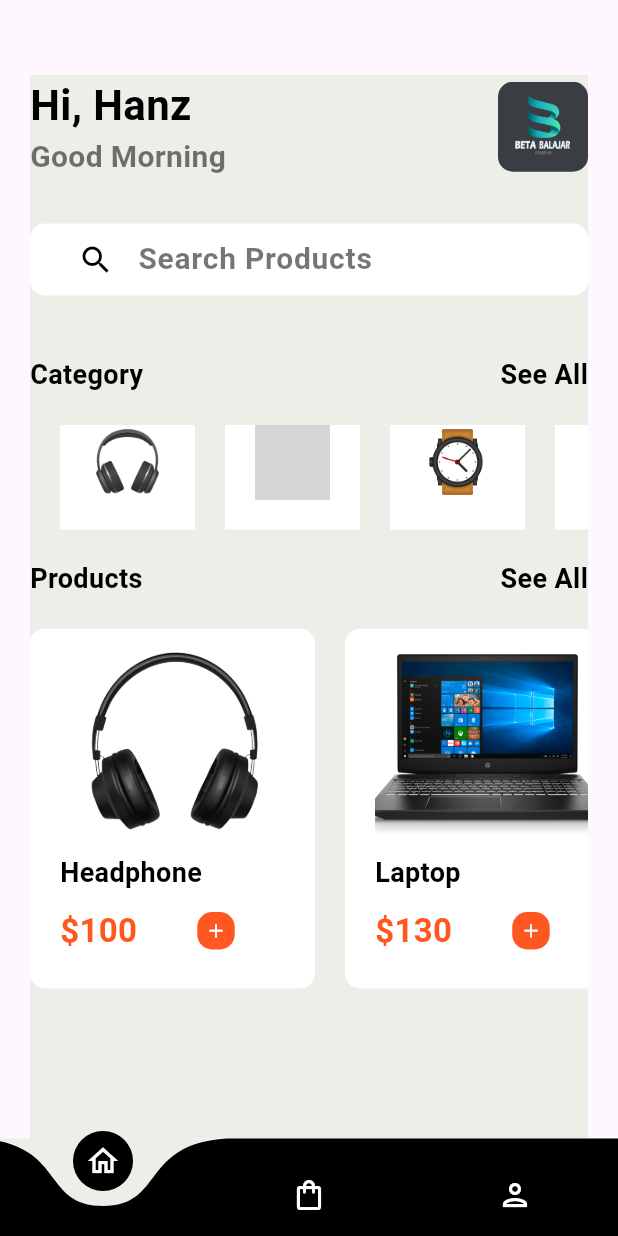
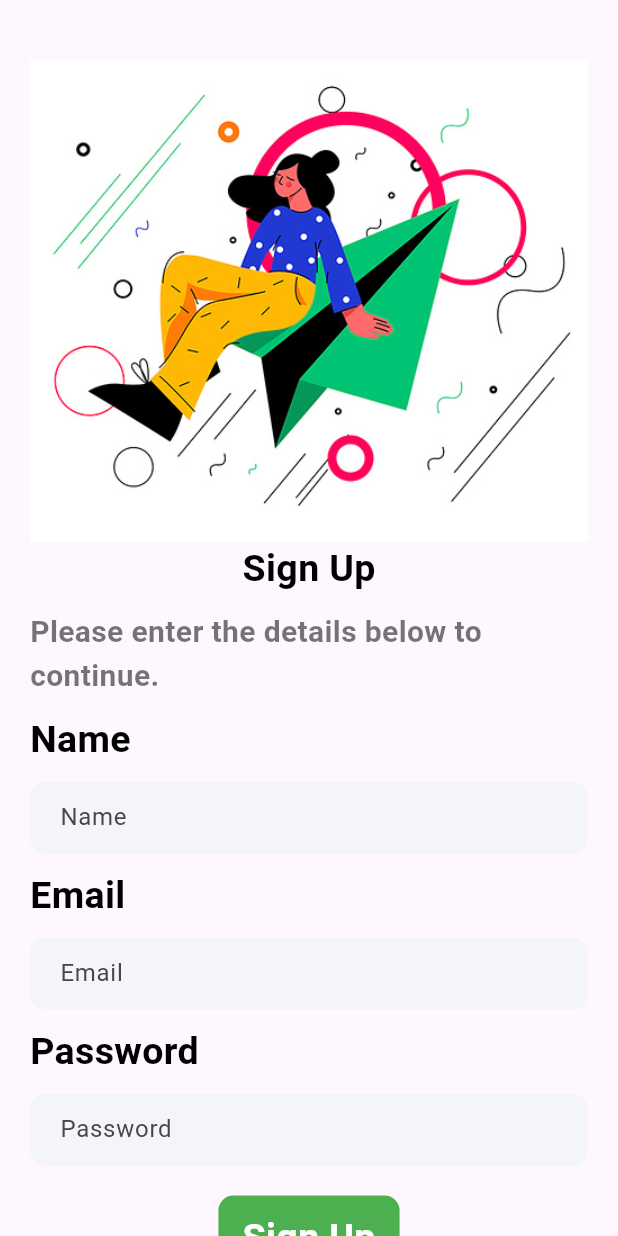
Before and after one commit to HasanHadimu/E-Commerce-Flutter-UI, a Flutter app: the screen it shows after launch, on a phone screen of 412 x 824 dp. Run offline on Flutter 3.47's test engine with Material 3 defaults, Android fonts, the phone set to English and light mode, and no system bars; drawn by our look-alikes of curved_navigation_bar; grey boxes are pictures that could not be loaded.

Commit message:
Pesan commit yang deskriptif

```diff
--- a/lib/main.dart
+++ b/lib/main.dart
@@ -1,6 +1,7 @@
 import 'package:ecommerceflutterfirebase/pages/buttomnav.dart';
-import 'package:ecommerceflutterfirebase/pages/home.dart';
-import 'package:ecommerceflutterfirebase/pages/onboarding.dart';
+import 'package:ecommerceflutterfirebase/pages/login.dart';
+import 'package:ecommerceflutterfirebase/pages/product_detail.dart';
+import 'package:ecommerceflutterfirebase/pages/signup.dart';
 import 'package:flutter/material.dart';
 
 void main() {
@@ -19,6 +20,6 @@ class MyApp extends StatelessWidget {
           colorScheme: ColorScheme.fromSeed(seedColor: Colors.deepPurple),
           useMaterial3: true,
         ),
-        home: ButtomNav());
+        home: Signup());
   }
 }
--- a/lib/pages/home.dart
+++ b/lib/pages/home.dart
@@ -58,7 +58,7 @@ class _HomeState extends State<Home> {
               ],
             ),
             SizedBox(
-              height: 30,
+              height: 20,
             ),
             Container(
               padding: EdgeInsets.only(left: 20),
@@ -77,7 +77,7 @@ class _HomeState extends State<Home> {
                 ),
               ),
             ),
-            SizedBox(height: 40.0),
+            SizedBox(height: 20.0),
             Row(
               mainAxisAlignment: MainAxisAlignment.spaceBetween,
               children: [
@@ -113,7 +113,7 @@ class _HomeState extends State<Home> {
             SizedBox(
               height: 20.0,
             ),
-            Container(
+            SizedBox(
               height: 240,
               child: ListView(
                 shrinkWrap: true,
--- /dev/null
+++ b/lib/pages/signup.dart
@@ -0,0 +1,169 @@
+import 'package:ecommerceflutterfirebase/widget/suport_widget.dart';
+import 'package:flutter/material.dart';
+import 'login.dart'; // Import halaman login
+
+class Signup extends StatefulWidget {
+  const Signup({super.key});
+
+  @override
+  State<Signup> createState() => _SignupState();
+}
+
+class _SignupState extends State<Signup> {
+  @override
+  Widget build(BuildContext context) {
+    return Scaffold(
+      body: Container(
+        margin: EdgeInsets.only(top: 40.0, left: 20.0, right: 20.0),
+        child: Column(
+          children: [
+            Image.asset(
+              "images/login.png",
+            ),
+            Text(
+              "Sign Up",
+              style: AppWidget.boldTextFieldStyle(),
+            ),
+            SizedBox(
+              height: 10,
+            ),
+            Text(
+              "Please enter the details below to continue.",
+              style: AppWidget.lightTextFieldStyle(),
+            ),
+            SizedBox(
+              height: 10,
+            ),
+            Row(
+              mainAxisAlignment: MainAxisAlignment.start,
+              children: [
+                Text(
+                  "Name",
+                  style: AppWidget.boldTextFieldStyle(),
+                ),
+              ],
+            ),
+            SizedBox(
+              height: 10,
+            ),
+            Container(
+              padding: EdgeInsets.only(left: 20),
+              decoration: BoxDecoration(
+                  color: Color(0xFFF4F5F9),
+                  borderRadius: BorderRadius.circular(10)),
+              child: TextField(
+                decoration:
+                    InputDecoration(border: InputBorder.none, hintText: "Name"),
+              ),
+            ),
+            SizedBox(
+              height: 10,
+            ),
+            Row(
+              mainAxisAlignment: MainAxisAlignment.start,
+              children: [
+                Text(
+                  "Email",
+                  style: AppWidget.boldTextFieldStyle(),
+                ),
+              ],
+            ),
+            SizedBox(
+              height: 10,
+            ),
+            Container(
+              padding: EdgeInsets.only(left: 20),
+              decoration: BoxDecoration(
+                  color: Color(0xFFF4F5F9),
+                  borderRadius: BorderRadius.circular(10)),
+              child: TextField(
+                decoration: InputDecoration(
+                    border: InputBorder.none, hintText: "Email"),
+              ),
+            ),
+            SizedBox(
+              height: 10,
+            ),
+            Row(
+              mainAxisAlignment: MainAxisAlignment.start,
+              children: [
+                Text(
+                  "Password",
+                  style: AppWidget.boldTextFieldStyle(),
+                ),
+              ],
+            ),
+            SizedBox(
+              height: 10,
+            ),
+            Container(
+              padding: EdgeInsets.only(left: 20),
+              decoration: BoxDecoration(
+                  color: Color(0xFFF4F5F9),
+                  borderRadius: BorderRadius.circular(10)),
+              child: TextField(
+                decoration: InputDecoration(
+                    border: InputBorder.none, hintText: "Password"),
+              ),
+            ),
+            SizedBox(
+              height: 20,
+            ),
+            Center(
+              child: Container(
+                padding: EdgeInsets.symmetric(
+                    horizontal: 16,
+                    vertical: 10), // Padding diatur agar sesuai dengan teks
+                decoration: BoxDecoration(
+                  color: Colors.green,
+                  borderRadius: BorderRadius.circular(10),
+                ),
+                child: Text(
+                  "Sign Up",
+                  style: TextStyle(
+                    color: Colors.white,
+                    fontSize: 25,
+                    fontWeight: FontWeight.bold,
+                  ),
+                ),
+              ),
+            ),
+            SizedBox(
+              height: 20,
+            ),
+            Row(
+              mainAxisAlignment: MainAxisAlignment.center,
+              children: [
+                Text(
+                  "Allready have an account?",
+                  style: TextStyle(
+                      color: Colors.black45,
+                      fontWeight: FontWeight.w500,
+                      fontSize: 20),
+                ),
+                GestureDetector(
+                  onTap: () {
+                    Navigator.push(
+                      context,
+                      MaterialPageRoute(
+                        builder: (context) =>
+                            const Login(), // Navigasi ke Login
+                      ),
+                    );
+                  },
+                  child: Text(
+                    " Sign In",
+                    style: TextStyle(
+                        color: Colors.green,
+                        fontWeight: FontWeight.w500,
+                        fontSize: 20),
+                  ),
+                ),
+              ],
+            ),
+          ],
+        ),
+      ),
+    );
+  }
+}
--- a/lib/widget/suport_widget.dart
+++ b/lib/widget/suport_widget.dart
@@ -3,7 +3,7 @@ import 'package:flutter/material.dart';
 class AppWidget {
   static TextStyle boldTextFieldStyle() {
     return TextStyle(
-        color: Colors.black, fontSize: 28, fontWeight: FontWeight.bold);
+        color: Colors.black, fontSize: 25, fontWeight: FontWeight.bold);
   }
 
   static TextStyle lightTextFieldStyle() {
```
Also changed, not shown: lib/pages/login.dart (added, +172 -0 lines), lib/pages/product_detail.dart (added, +111 -0 lines), images/login.png (added).
